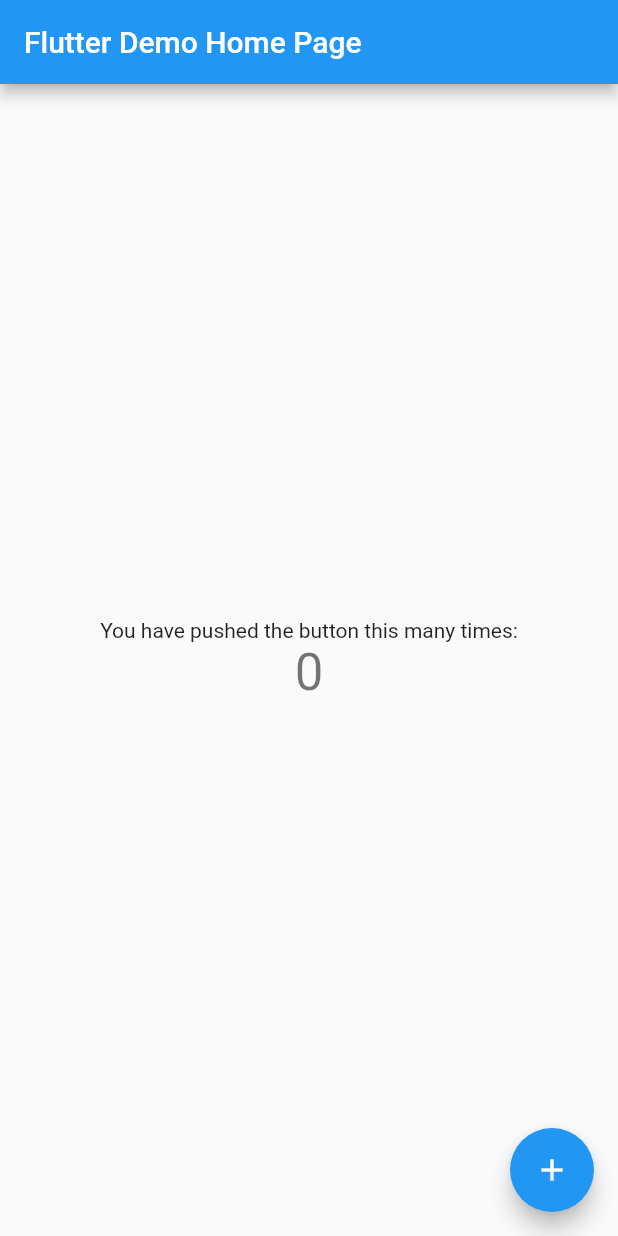
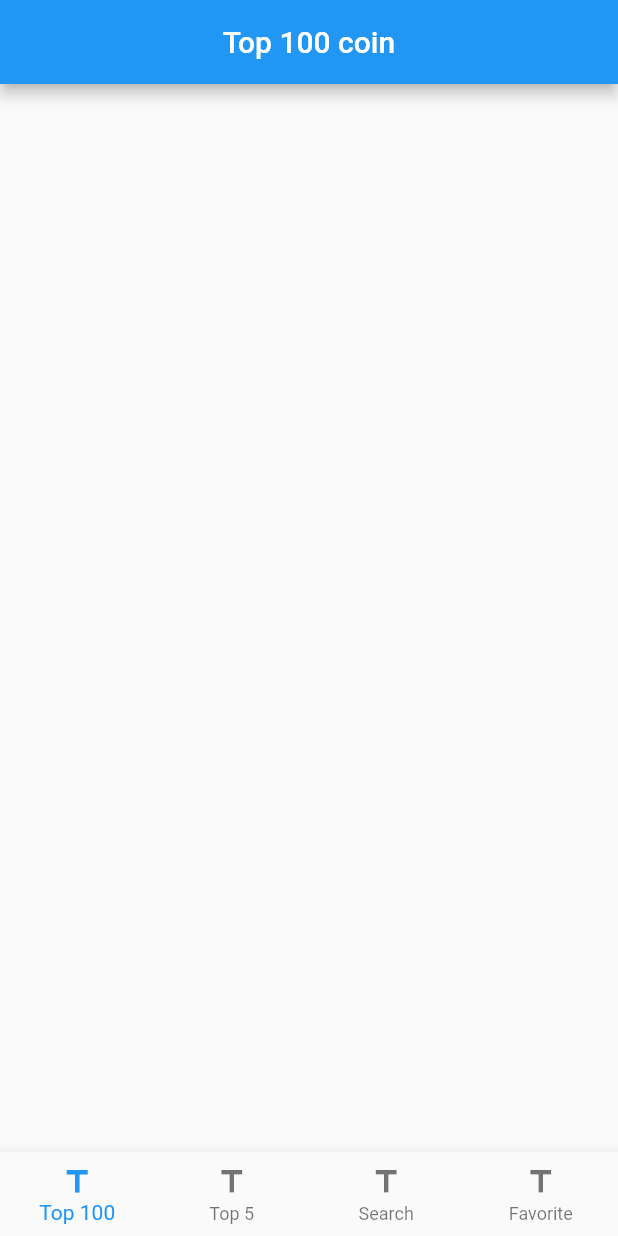
Before and after one commit to Tu98-math/coin, a Flutter app: the screen it shows after launch, on a phone screen of 412 x 824 dp. Run offline on Flutter 3.47's test engine with Material 2 defaults, Android fonts, the light colour scheme and no system bars.

Commit message:
init bottom navigator

```diff
--- a/lib/main.dart
+++ b/lib/main.dart
@@ -1,3 +1,7 @@
+import 'package:coin/screen/favorite_coin.dart';
+import 'package:coin/screen/search_coin.dart';
+import 'package:coin/screen/top_100_coin.dart';
+import 'package:coin/screen/top_5_coin.dart';
 import 'package:flutter/material.dart';
 
 void main() {
@@ -7,109 +11,59 @@
 class MyApp extends StatelessWidget {
   const MyApp({Key? key}) : super(key: key);
 
-  // This widget is the root of your application.
   @override
   Widget build(BuildContext context) {
     return MaterialApp(
       title: 'Flutter Demo',
       theme: ThemeData(
-        // This is the theme of your application.
-        //
-        // Try running your application with "flutter run". You'll see the
-        // application has a blue toolbar. Then, without quitting the app, try
-        // changing the primarySwatch below to Colors.green and then invoke
-        // "hot reload" (press "r" in the console where you ran "flutter run",
-        // or simply save your changes to "hot reload" in a Flutter IDE).
-        // Notice that the counter didn't reset back to zero; the application
-        // is not restarted.
         primarySwatch: Colors.blue,
       ),
-      home: const MyHomePage(title: 'Flutter Demo Home Page'),
+      home: const MyHomePage(),
     );
   }
 }
 
 class MyHomePage extends StatefulWidget {
-  const MyHomePage({Key? key, required this.title}) : super(key: key);
-
-  // This widget is the home page of your application. It is stateful, meaning
-  // that it has a State object (defined below) that contains fields that affect
-  // how it looks.
-
-  // This class is the configuration for the state. It holds the values (in this
-  // case the title) provided by the parent (in this case the App widget) and
-  // used by the build method of the State. Fields in a Widget subclass are
-  // always marked "final".
-
-  final String title;
+  const MyHomePage({Key? key}) : super(key: key);
 
   @override
   State<MyHomePage> createState() => _MyHomePageState();
 }
 
 class _MyHomePageState extends State<MyHomePage> {
-  int _counter = 0;
+  int tabIndex = 0;
 
-  void _incrementCounter() {
+  List<Widget> tab = [
+    Top100Coin(),
+    Top5Coin(),
+    SearchCoin(),
+    FavoriteCoin(),
+  ];
+
+  void goTab(int index) {
     setState(() {
-      // This call to setState tells the Flutter framework that something has
-      // changed in this State, which causes it to rerun the build method below
-      // so that the display can reflect the updated values. If we changed
-      // _counter without calling setState(), then the build method would not be
-      // called again, and so nothing would appear to happen.
-      _counter++;
+      tabIndex = index;
     });
   }
 
   @override
   Widget build(BuildContext context) {
-    // This method is rerun every time setState is called, for instance as done
-    // by the _incrementCounter method above.
-    //
-    // The Flutter framework has been optimized to make rerunning build methods
-    // fast, so that you can just rebuild anything that needs updating rather
-    // than having to individually change instances of widgets.
     return Scaffold(
-      appBar: AppBar(
-        // Here we take the value from the MyHomePage object that was created by
-        // the App.build method, and use it to set our appbar title.
-        title: Text(widget.title),
+      body: tab[
+          tabIndex], // This trailing comma makes auto-formatting nicer for build methods.
+      bottomNavigationBar: BottomNavigationBar(
+        items: [
+          BottomNavigationBarItem(icon: Icon(Icons.title), label: 'Top 100'),
+          BottomNavigationBarItem(icon: Icon(Icons.title), label: 'Top 5'),
+          BottomNavigationBarItem(icon: Icon(Icons.title), label: 'Search'),
+          BottomNavigationBarItem(icon: Icon(Icons.title), label: 'Favorite'),
+        ],
+        onTap: (index) => goTab(index),
+        showSelectedLabels: true,
+        showUnselectedLabels: true,
+        type: BottomNavigationBarType.fixed,
+        currentIndex: tabIndex,
       ),
-      body: Center(
-        // Center is a layout widget. It takes a single child and positions it
-        // in the middle of the parent.
-        child: Column(
-          // Column is also a layout widget. It takes a list of children and
-          // arranges them vertically. By default, it sizes itself to fit its
-          // children horizontally, and tries to be as tall as its parent.
-          //
-          // Invoke "debug painting" (press "p" in the console, choose the
-          // "Toggle Debug Paint" action from the Flutter Inspector in Android
-          // Studio, or the "Toggle Debug Paint" command in Visual Studio Code)
-          // to see the wireframe for each widget.
-          //
-          // Column has various properties to control how it sizes itself and
-          // how it positions its children. Here we use mainAxisAlignment to
-          // center the children vertically; the main axis here is the vertical
-          // axis because Columns are vertical (the cross axis would be
-          // horizontal).
-          mainAxisAlignment: MainAxisAlignment.center,
-          children: <Widget>[
-            const Text(
-              'You have pushed the button this many times:',
-            ),
-            Text(
-              '$_counter',
-              style: Theme.of(context).textTheme.headline4,
-            ),
-          ],
-        ),
-      ),
-      floatingActionButton: FloatingActionButton(
-        onPressed: _incrementCounter,
-        tooltip: 'Increment',
-        child: const Icon(Icons.add),
-      ), // This trailing comma makes auto-formatting nicer for build methods.
     );
   }
 }
--- /dev/null
+++ b/lib/screen/top_100_coin.dart
@@ -0,0 +1,19 @@
+import 'package:flutter/material.dart';
+
+class Top100Coin extends StatelessWidget {
+  const Top100Coin({Key? key}) : super(key: key);
+
+  @override
+  Widget build(BuildContext context) {
+    return Scaffold(
+      appBar: buildAppBar(),
+    );
+  }
+
+  AppBar buildAppBar() => AppBar(
+        title: Text('Top 100 coin'),
+        centerTitle: true,
+      );
+
+  Widget buildBody() => Container();
+}
--- a/pubspec.yaml
+++ b/pubspec.yaml
@@ -45,6 +45,8 @@
   # package. See that file for information about deactivating specific lint
   # rules and activating additional ones.
   flutter_lints: ^1.0.0
+  flutter_svg: ^1.0.3
+  get: ^4.6.1
 
 # For information on the generic Dart part of this file, see the
 # following page: https://dart.dev/tools/pub/pubspec
```
Also changed, not shown: lib/screen/favorite_coin.dart (added, +22 -0 lines), lib/screen/search_coin.dart (added, +22 -0 lines), lib/screen/top_5_coin.dart (added, +17 -0 lines), pubspec.lock.
